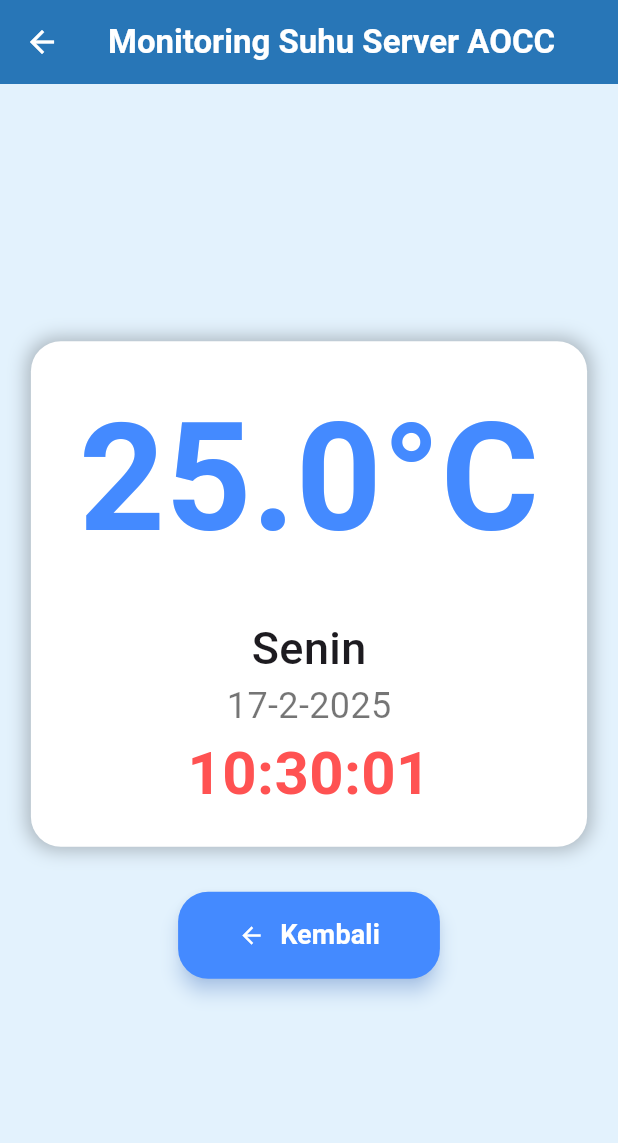
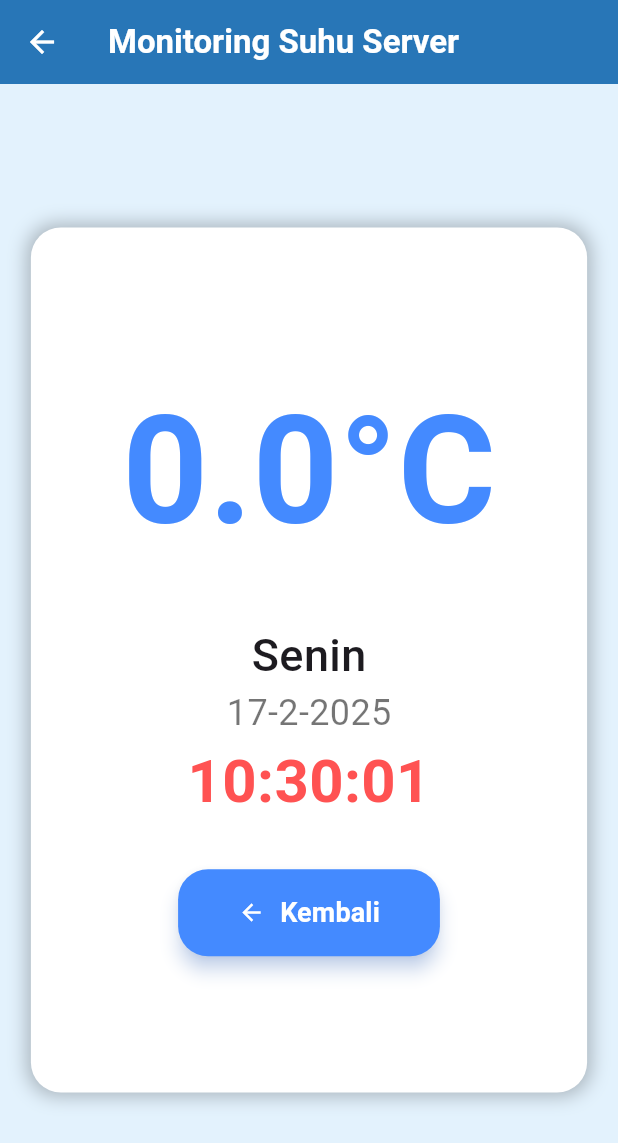
Before and after one commit to arkanfaiz/MagangAPI, a Flutter app: the screen it shows after launch, after a tap on "Suhu", on a phone screen of 412 x 824 dp. Shown: the top 1143 px of the screen. Run offline on Flutter 3.47's test engine with Material 3 defaults, Android fonts, the phone set to English and light mode, and no system bars; our stand-ins replace video_player; network calls fail.

Commit message:
fix video

```diff
--- a/lib/cctv.dart
+++ b/lib/cctv.dart
@@ -51,7 +51,7 @@ class Cctv extends StatelessWidget {
                         child: ClipRRect(
                           borderRadius: BorderRadius.circular(10.0),
                           child: VideoPlayerWidget(
-                            videoUrl: 'https://www.learningcontainer.com/wp-content/uploads/2020/05/sample-mp4-file.mp4',
+                            videoUrl: 'https://cdn.discordapp.com/attachments/1236343301620367380/1337681732740190218/lv_0_20250207234103.mp4?ex=67b38972&is=67b237f2&hm=5773a238e5c961f1c76a0a156e037dd21d844b1a729587c0a8766247571c28e2&',
                           ),
                         ),
                       ),
--- a/lib/laporan.dart
+++ b/lib/laporan.dart
@@ -46,7 +46,7 @@ class laporanpage extends StatelessWidget {
                       scrollDirection: Axis.horizontal,
                       child: DataTable(
                         columnSpacing: 20,
-                        headingRowColor: MaterialStateColor.resolveWith((states) => Colors.blue),
+                        headingRowColor: WidgetStateColor.resolveWith((states) => Colors.blue),
                         columns: const [
                           DataColumn(label: Text('Suhu', style: TextStyle(fontWeight: FontWeight.bold, color: Colors.white))),
                           DataColumn(label: Text('Hari', style: TextStyle(fontWeight: FontWeight.bold, color: Colors.white))),
--- a/lib/main_page.dart
+++ b/lib/main_page.dart
@@ -1,6 +1,6 @@
 import 'package:flutter/material.dart';
 import 'package:flutter_application_1/Cctv.dart';
-import 'package:flutter_application_1/suhu.dart'; // Ensure suhupage is defined in this file
+import 'package:flutter_application_1/suhu.dart'; // Ensure suhupagee is defined in this file
 import 'package:flutter_application_1/monitoring.dart'; // Ensure monitoringpage is defined in this file
 import 'package:flutter_application_1/laporan.dart';
 
@@ -44,7 +44,7 @@ class MainPage extends StatelessWidget {
                 context,
                 icon: Icons.thermostat,
                 label: "Suhu",
-                page: suhupage(), // Ensure suhupage is defined in suhu.dart
+                page: suhupage(), // Ensure suhupagee is defined in suhu.dart
               ),
               buildMenuButton(
                 context,
--- a/lib/suhu.dart
+++ b/lib/suhu.dart
@@ -1,5 +1,7 @@
 import 'package:flutter/material.dart';
 import 'dart:async';
+import 'package:http/http.dart' as http;
+import 'dart:convert';
 
 class suhupage extends StatefulWidget {
   const suhupage({super.key});
@@ -15,6 +17,7 @@ class _suhupageState extends State<suhupage> {
   String _time = '';
   Timer? _temperatureTimer;
   Timer? _dateTimeTimer;
+  final String arduinoUrl = 'http://your-arduino-ip/temp'; // Change to your Arduino IP
 
   @override
   void initState() {
@@ -22,11 +25,11 @@ class _suhupageState extends State<suhupage> {
     _updateTemperature();
     _updateDateTime();
 
-    _temperatureTimer = Timer.periodic(const Duration(seconds: 10), (Timer t) {
+    _temperatureTimer = Timer.periodic(Duration(seconds: 10), (Timer t) {
       _updateTemperature();
     });
 
-    _dateTimeTimer = Timer.periodic(const Duration(seconds: 1), (Timer t) {
+    _dateTimeTimer = Timer.periodic(Duration(seconds: 1), (Timer t) {
       _updateDateTime();
     });
   }
@@ -38,10 +41,17 @@ class _suhupageState extends State<suhupage> {
     super.dispose();
   }
 
-  void _updateTemperature() {
+  void _updateTemperature() async {
+    try {
+      final response = await http.get(Uri.parse(arduinoUrl));
+      if (response.statusCode == 200) {
         setState(() {
-      _temperature = 25.0 + (5 * (DateTime.now().second % 2));
+          _temperature = double.parse(response.body);
         });
+      }
+    } catch (e) {
+      print("Error fetching temperature: $e");
+    }
   }
 
   void _updateDateTime() {
@@ -59,7 +69,7 @@ class _suhupageState extends State<suhupage> {
     return Scaffold(
       appBar: AppBar(
         title: const Text(
-          "Monitoring Suhu Server AOCC",
+          "Monitoring Suhu Server",
           style: TextStyle(fontWeight: FontWeight.bold),
         ),
         backgroundColor: const Color.fromARGB(255, 33, 122, 185),
@@ -67,13 +77,10 @@ class _suhupageState extends State<suhupage> {
         elevation: 5,
       ),
       backgroundColor: Colors.blue.shade50,
-      body: Column(
-        mainAxisAlignment: MainAxisAlignment.center,
-        children: [
-          Center(
+      body: Center(
         child: Container(
           width: MediaQuery.of(context).size.width * 0.9,
-              padding: const EdgeInsets.all(20),
+          height: MediaQuery.of(context).size.height * 0.7,
           decoration: BoxDecoration(
             color: Colors.white,
             borderRadius: BorderRadius.circular(20),
@@ -86,27 +93,27 @@ class _suhupageState extends State<suhupage> {
             ],
           ),
           child: Column(
-                mainAxisSize: MainAxisSize.min,
+            mainAxisAlignment: MainAxisAlignment.center,
             children: [
               Text(
                 '$_temperature°C',
-                    style: const TextStyle(
+                style: TextStyle(
                   fontSize: 100,
                   fontWeight: FontWeight.bold,
                   color: Colors.blueAccent,
                 ),
               ),
-                  const SizedBox(height: 20),
+              SizedBox(height: 30),
               Text(
                 _day,
-                    style: const TextStyle(
+                style: TextStyle(
                   fontSize: 30,
                   fontWeight: FontWeight.w500,
                 ),
               ),
               Text(
                 _date,
-                    style: const TextStyle(
+                style: TextStyle(
                   fontSize: 24,
                   fontWeight: FontWeight.w400,
                   color: Colors.black54,
@@ -114,31 +121,25 @@ class _suhupageState extends State<suhupage> {
               ),
               Text(
                 _time,
-                    style: const TextStyle(
+                style: TextStyle(
                   fontSize: 40,
                   fontWeight: FontWeight.bold,
                   color: Colors.redAccent,
                 ),
               ),
-                ],
-              ),
-            ),
-          ),
-          const SizedBox(height: 30),
-          Padding(
-            padding: const EdgeInsets.symmetric(horizontal: 16.0),
-            child: ElevatedButton(
+              SizedBox(height: 30),
+              ElevatedButton(
                 onPressed: () => Navigator.pop(context),
                 style: ElevatedButton.styleFrom(
                   backgroundColor: Colors.blueAccent,
-                padding: const EdgeInsets.symmetric(horizontal: 40, vertical: 16),
+                  padding: EdgeInsets.symmetric(horizontal: 40, vertical: 16),
                   shape: RoundedRectangleBorder(
                     borderRadius: BorderRadius.circular(20),
                   ),
                   elevation: 5,
                   shadowColor: Colors.blueAccent.withOpacity(0.5),
                 ),
-              child: const Row(
+                child: Row(
                   mainAxisSize: MainAxisSize.min,
                   children: [
                     Icon(Icons.arrow_back, color: Colors.white),
@@ -154,8 +155,9 @@ class _suhupageState extends State<suhupage> {
                   ],
                 ),
               ),
+            ],
           ),
-        ],
+        ),
       ),
     );
   }
--- a/pubspec.yaml
+++ b/pubspec.yaml
@@ -15,6 +15,9 @@ dependencies:
   webview_windows: ^0.2.0
 
   flutter_vlc_player: ^7.4.2
+  syncfusion_flutter_gauges: ^28.2.5
+  http: ^1.3.0
+  system_info_plus: ^0.0.6
 
 
 
```
Also changed, not shown: pubspec.lock, temp_project/pubspec.lock. Lines whose indentation alone changed are shown as unchanged.
